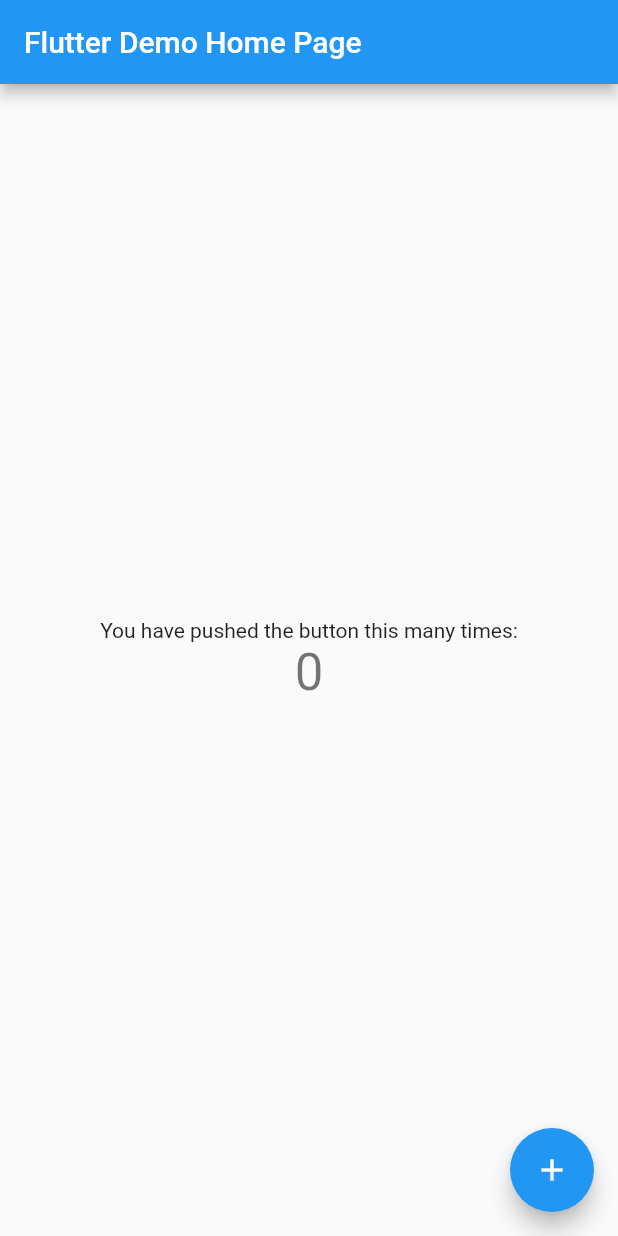
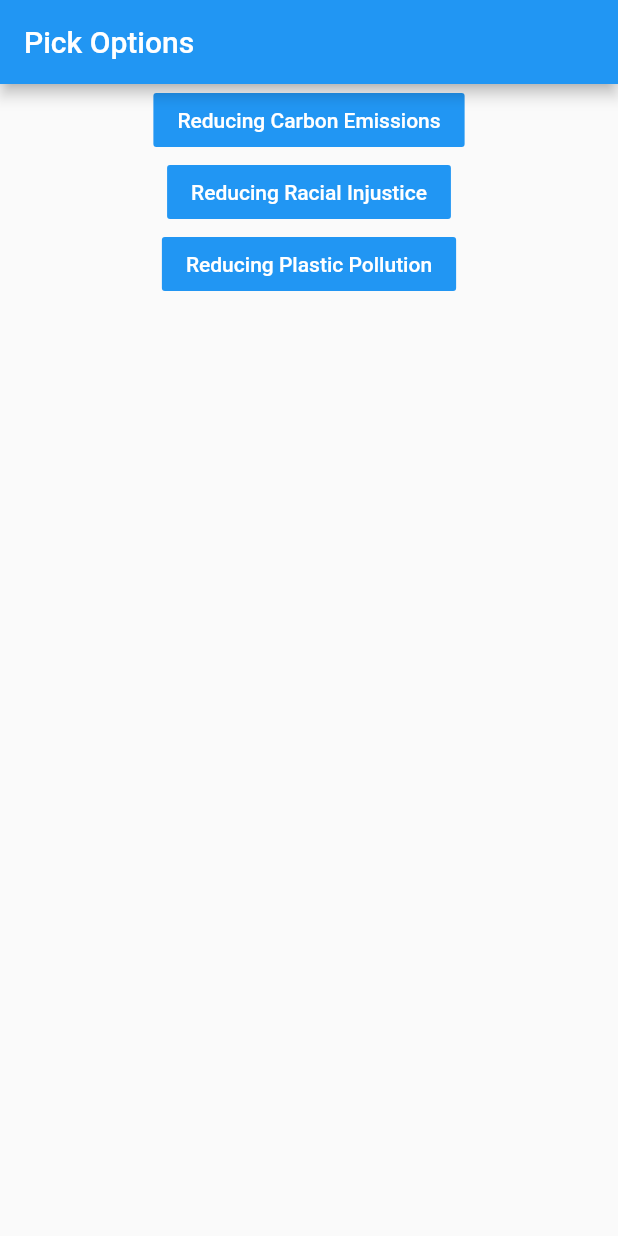
Before and after one commit to ecargnfx/save-the-planet, a Flutter app: the screen it shows after launch, on a phone screen of 412 x 824 dp. Run offline on Flutter 3.47's test engine with Material 2 defaults, Android fonts, the phone set to English and light mode, and no system bars; our stand-ins replace fl_chart.

Commit message:
setup 3 screens

```diff
--- a/lib/main.dart
+++ b/lib/main.dart
@@ -1,4 +1,6 @@
 import 'package:flutter/material.dart';
+import 'package:flutter_hackathon/BarChartSample3.dart';
+import 'package:flutter_hackathon/SetGoal.dart';
 
 void main() {
   runApp(MyApp());
@@ -26,92 +28,75 @@ class MyApp extends StatelessWidget {
           // closer together (more dense) than on mobile platforms.
           visualDensity: VisualDensity.adaptivePlatformDensity,
         ),
-      home: MyHomePage(title: 'Flutter Demo Home Page'),
+        home: PickOptions());
+    // can run BarChartSample3() to see chart, routing not working yet due to some type conflict
+  }
+}
+
+class PickOptions extends StatelessWidget {
+  @override
+  Widget build(BuildContext context) {
+    return Scaffold(
+      appBar: AppBar(
+        title: Text('Pick Options'),
+      ),
+      body: Center(
+        child: Column(
+          children: <Widget>[
+            FlatButton(
+                color: Colors.blue,
+                textColor: Colors.white,
+                onPressed: () {
+                  Navigator.push(
+                    context,
+                    MaterialPageRoute(
+                      builder: (context) {
+                        return SetGoal();
+                      },
+                    ),
+                  );
+                },
+                child: Text('Reducing Carbon Emissions')),
+            FlatButton(
+                color: Colors.blue,
+                textColor: Colors.white,
+                onPressed: () {
+                  Navigator.push(
+                    context,
+                    MaterialPageRoute(
+                      builder: (context) {
+                        return SetGoal();
+                      },
+                    ),
+                  );
+                },
+                child: Text('Reducing Racial Injustice')),
+            FlatButton(
+                color: Colors.blue,
+                textColor: Colors.white,
+                onPressed: () {
+                  Navigator.push(
+                    context,
+                    MaterialPageRoute(
+                      builder: (context) {
+                        return SetGoal();
+                      },
+                    ),
+                  );
+                },
+                child: Text('Reducing Plastic Pollution')),
+          ],
+        ),
+      ),
     );
   }
 }
 
-class MyHomePage extends StatefulWidget {
-  MyHomePage({Key key, this.title}) : super(key: key);
-
-  // This widget is the home page of your application. It is stateful, meaning
-  // that it has a State object (defined below) that contains fields that affect
-  // how it looks.
-
-  // This class is the configuration for the state. It holds the values (in this
-  // case the title) provided by the parent (in this case the App widget) and
-  // used by the build method of the State. Fields in a Widget subclass are
-  // always marked "final".
-
-  final String title;
-
-  @override
-  _MyHomePageState createState() => _MyHomePageState();
-}
-
-class _MyHomePageState extends State<MyHomePage> {
-  int _counter = 0;
-
-  void _incrementCounter() {
-    setState(() {
-      // This call to setState tells the Flutter framework that something has
-      // changed in this State, which causes it to rerun the build method below
-      // so that the display can reflect the updated values. If we changed
-      // _counter without calling setState(), then the build method would not be
-      // called again, and so nothing would appear to happen.
-      _counter++;
-    });
-  }
-
-  @override
-  Widget build(BuildContext context) {
-    // This method is rerun every time setState is called, for instance as done
-    // by the _incrementCounter method above.
-    //
-    // The Flutter framework has been optimized to make rerunning build methods
-    // fast, so that you can just rebuild anything that needs updating rather
-    // than having to individually change instances of widgets.
-    return Scaffold(
-      appBar: AppBar(
-        // Here we take the value from the MyHomePage object that was created by
-        // the App.build method, and use it to set our appbar title.
-        title: Text(widget.title),
-      ),
-      body: Center(
-        // Center is a layout widget. It takes a single child and positions it
-        // in the middle of the parent.
-        child: Column(
-          // Column is also a layout widget. It takes a list of children and
-          // arranges them vertically. By default, it sizes itself to fit its
-          // children horizontally, and tries to be as tall as its parent.
-          //
-          // Invoke "debug painting" (press "p" in the console, choose the
-          // "Toggle Debug Paint" action from the Flutter Inspector in Android
-          // Studio, or the "Toggle Debug Paint" command in Visual Studio Code)
-          // to see the wireframe for each widget.
-          //
-          // Column has various properties to control how it sizes itself and
-          // how it positions its children. Here we use mainAxisAlignment to
-          // center the children vertically; the main axis here is the vertical
-          // axis because Columns are vertical (the cross axis would be
-          // horizontal).
-          mainAxisAlignment: MainAxisAlignment.center,
-          children: <Widget>[
-            Text(
-              'You have pushed the button this many times:',
-            ),
-            Text(
-              '$_counter',
-              style: Theme.of(context).textTheme.headline4,
-            ),
-          ],
-        ),
-      ),
-      floatingActionButton: FloatingActionButton(
-        onPressed: _incrementCounter,
-        tooltip: 'Increment',
-        child: Icon(Icons.add),
-      ), // This trailing comma makes auto-formatting nicer for build methods.
-    );
-  }
-}
+//              Navigator.push(
+//                context,
+//                MaterialPageRoute(
+//                  builder: (context) {
+//                    return Chart();
+//                  },
+//                ),
+//              );
--- a/pubspec.yaml
+++ b/pubspec.yaml
@@ -28,6 +28,7 @@ dependencies:
   # The following adds the Cupertino Icons font to your application.
   # Use with the CupertinoIcons class for iOS style icons.
   cupertino_icons: ^0.1.3
+  fl_chart: ^0.10.0
 
 dev_dependencies:
   flutter_test:
```
Also changed, not shown: lib/BarChartSample3.dart (added, +116 -0 lines), lib/SetGoal.dart (added, +18 -0 lines), pubspec.lock. Lines whose indentation alone changed are shown as unchanged.
